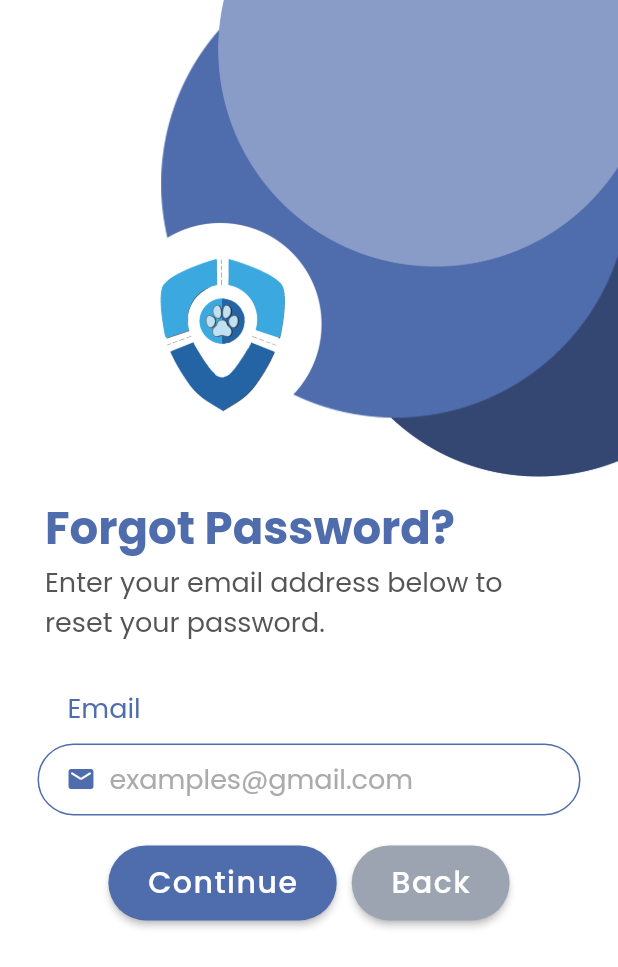
After one commit to pransiskaloy/edriver, a Flutter app: the ForgotPassword screen opened directly, on a phone screen of 412 x 824 dp. The commit adds this screen. Shown: the top 967 px of the screen. Run offline on Flutter 3.47's test engine with Material 2 defaults, Android fonts, the phone set to English and light mode, and no system bars; our stand-ins replace assets_audio_player, firebase_auth, firebase_core, firebase_database, firebase_messaging, firebase_storage and 5 more; missing offline and left inert: flutter_geofire, flutter_polyline_points; accounts and stored records are empty.

Commit message:
forgot password

```diff
--- /dev/null
+++ b/lib/authentication/forgotPassword.dart
@@ -0,0 +1,212 @@
+import 'package:firebase_auth/firebase_auth.dart';
+import 'package:flutter/material.dart';
+import 'package:fluttertoast/fluttertoast.dart';
+import 'package:google_fonts/google_fonts.dart';
+
+class ForgotPassword extends StatefulWidget {
+  const ForgotPassword({Key? key}) : super(key: key);
+
+  @override
+  State<ForgotPassword> createState() => _ForgotPasswordState();
+}
+
+class _ForgotPasswordState extends State<ForgotPassword> {
+  TextEditingController emailTextEditingController = TextEditingController();
+
+  validateForm(BuildContext context) async {
+    try {
+      await FirebaseAuth.instance.sendPasswordResetEmail(
+          email: emailTextEditingController.text.trim());
+      showDialog(
+          context: context,
+          builder: (context) {
+            return const AlertDialog(
+              content: Text(
+                  'To reset your password, please follow the steps sent to your email.'),
+            );
+          });
+    } on FirebaseAuthException catch (e) {
+      showDialog(
+          context: context,
+          builder: (context) {
+            return AlertDialog(
+              content: Text(e.message.toString()),
+            );
+          });
+    }
+  }
+
+  @override
+  Widget build(BuildContext context) {
+    return Scaffold(
+      backgroundColor: Colors.white,
+      resizeToAvoidBottomInset: false,
+      body: SafeArea(
+        child: Column(
+          // mainAxisAlignment: MainAxisAlignment.center,
+          children: [
+            Image.asset("images/intro.png"),
+            Align(
+              alignment: Alignment.centerLeft,
+              child: Padding(
+                padding: const EdgeInsets.only(left: 30.0),
+                child: Text(
+                  "Forgot Password?",
+                  textAlign: TextAlign.left,
+                  style: GoogleFonts.poppins(
+                    fontWeight: FontWeight.bold,
+                    fontSize: 30,
+                    textStyle: const TextStyle(
+                      color: Color(0xFF4F6CAD),
+                    ),
+                  ),
+                ),
+              ),
+            ),
+            Align(
+              alignment: Alignment.centerLeft,
+              child: Padding(
+                padding: const EdgeInsets.symmetric(horizontal: 30.0),
+                child: Text(
+                  "Enter your email address below to reset your password.",
+                  textAlign: TextAlign.left,
+                  style: GoogleFonts.poppins(
+                    fontSize: 18,
+                    textStyle: const TextStyle(
+                      color: Color.fromARGB(255, 85, 85, 85),
+                    ),
+                  ),
+                ),
+              ),
+            ),
+            const SizedBox(
+              height: 30,
+            ),
+            Align(
+              alignment: Alignment.centerLeft,
+              child: Padding(
+                padding: const EdgeInsets.only(left: 45.0),
+                child: Text(
+                  "Email",
+                  textAlign: TextAlign.left,
+                  style: GoogleFonts.poppins(
+                    fontSize: 18,
+                    textStyle: const TextStyle(
+                      color: Color(0xFF4F6CAD),
+                    ),
+                  ),
+                ),
+              ),
+            ),
+            const SizedBox(height: 10),
+            Padding(
+              padding: const EdgeInsets.symmetric(horizontal: 25),
+              child: TextField(
+                controller: emailTextEditingController,
+                keyboardType: TextInputType.emailAddress,
+                decoration: InputDecoration(
+                    prefixIcon: const Padding(
+                      padding: EdgeInsets.only(left: 10.0),
+                      child: Icon(
+                        Icons.mail_rounded,
+                        color: Color(0xFF4F6CAD),
+                        size: 20,
+                      ),
+                    ),
+                    contentPadding: const EdgeInsets.only(left: 30),
+                    border: OutlineInputBorder(
+                      borderRadius: BorderRadius.circular(40.0),
+                    ),
+                    enabledBorder: const OutlineInputBorder(
+                      borderRadius: BorderRadius.all(Radius.circular(40.0)),
+                      borderSide: BorderSide(color: Color(0xFF4F6CAD)),
+                    ),
+                    focusedBorder: const OutlineInputBorder(
+                      borderRadius: BorderRadius.all(Radius.circular(40.0)),
+                      borderSide: BorderSide(color: Color(0xFF4F6CAD)),
+                    ),
+                    filled: true,
+                    hintText: "examples@gmail.com",
+                    hintStyle: GoogleFonts.poppins(
+                      fontSize: 18,
+                      textStyle: const TextStyle(
+                        color: Color.fromARGB(255, 172, 170, 170),
+                      ),
+                    ),
+                    labelStyle: const TextStyle(
+                      color: Color(0xFF4F6CAD),
+                      fontSize: 18,
+                    ),
+                    fillColor: Colors.white70),
+              ),
+            ),
+            const SizedBox(height: 20),
+            Align(
+              alignment: Alignment.center,
+              child: Row(
+                mainAxisAlignment: MainAxisAlignment.center,
+                children: [
+                  ElevatedButton(
+                    onPressed: () {
+                      validateForm(context);
+                    },
+                    style: ElevatedButton.styleFrom(
+                      primary: const Color(0xFF4F6CAD),
+                      shape: RoundedRectangleBorder(
+                        borderRadius: BorderRadius.circular(50), // <-- Radius
+                      ),
+                    ),
+                    child: Container(
+                      margin: const EdgeInsets.symmetric(horizontal: 10),
+                      alignment: Alignment.center,
+                      // width: MediaQuery.of(context).size.width * .4,
+                      padding: const EdgeInsets.symmetric(vertical: 10.0),
+                      child: Text(
+                        "Continue",
+                        style: GoogleFonts.poppins(
+                          textStyle: const TextStyle(
+                            letterSpacing: 1,
+                            fontSize: 20,
+                          ),
+                        ),
+                      ),
+                    ),
+                  ),
+                  const SizedBox(
+                    width: 10,
+                  ),
+                  ElevatedButton(
+                    onPressed: () {
+                      Navigator.pop(context);
+                    },
+                    style: ElevatedButton.styleFrom(
+                      primary: const Color.fromARGB(255, 157, 164, 177),
+                      shape: RoundedRectangleBorder(
+                        borderRadius: BorderRadius.circular(50), // <-- Radius
+                      ),
+                    ),
+                    child: Container(
+                      margin: const EdgeInsets.symmetric(horizontal: 10),
+                      alignment: Alignment.center,
+                      // width: MediaQuery.of(context).size.width * .4,
+                      padding: const EdgeInsets.symmetric(vertical: 10.0),
+                      child: Text(
+                        "Back",
+                        style: GoogleFonts.poppins(
+                          textStyle: const TextStyle(
+                            letterSpacing: 1,
+                            fontSize: 20,
+                          ),
+                        ),
+                      ),
+                    ),
+                  ),
+                ],
+              ),
+            ),
+          ],
+        ),
+      ),
+    );
+  }
+}
--- a/lib/authentication/login_screen.dart
+++ b/lib/authentication/login_screen.dart
@@ -5,6 +5,7 @@ import 'package:firebase_auth/firebase_auth.dart';
 import 'package:firebase_database/firebase_database.dart';
 import 'package:flutter/material.dart';
 import 'package:google_fonts/google_fonts.dart';
+import 'package:edriver/authentication/forgotPassword.dart';
 
 import '../global/global.dart';
 import '../widgets/progress_dialog.dart';
@@ -21,7 +22,8 @@ class _LoginScreenState extends State<LoginScreen> {
   TextEditingController passwordTextEditingController = TextEditingController();
   bool _passwordVisible = false;
   validateForm(BuildContext context) {
-    if (!emailTextEditingController.text.contains("@") || !emailTextEditingController.text.contains(".")) {
+    if (!emailTextEditingController.text.contains("@") ||
+        !emailTextEditingController.text.contains(".")) {
       showToaster(context, "Please enter a valid email", 'fail');
     } else if (passwordTextEditingController.text.isNotEmpty) {
       if (passwordTextEditingController.text.length < 6) {
@@ -56,7 +58,8 @@ class _LoginScreenState extends State<LoginScreen> {
     }))
         .user;
     if (firebaseUser != null) {
-      DatabaseReference driversRef = FirebaseDatabase.instance.ref().child("drivers");
+      DatabaseReference driversRef =
+          FirebaseDatabase.instance.ref().child("drivers");
       driversRef.child(firebaseUser.uid).once().then((driverKey) {
         final snap = driverKey.snapshot;
         if (snap.value != null) {
@@ -66,7 +69,8 @@ class _LoginScreenState extends State<LoginScreen> {
         } else {
           fAuth.signOut();
           showToaster(context, "No record exist with this credential.", "fail");
-          Navigator.push(context, MaterialPageRoute(builder: (c) => const LoginScreen()));
+          Navigator.push(
+              context, MaterialPageRoute(builder: (c) => const LoginScreen()));
         }
       });
     } else {
@@ -82,9 +86,12 @@ class _LoginScreenState extends State<LoginScreen> {
       SnackBar(
         content: Text(
           str,
-          style: status == "success" ? const TextStyle(color: Colors.green, fontSize: 15) : const TextStyle(color: Colors.red, fontSize: 15),
+          style: status == "success"
+              ? const TextStyle(color: Colors.green, fontSize: 15)
+              : const TextStyle(color: Colors.red, fontSize: 15),
         ),
-        action: SnackBarAction(label: 'Close', onPressed: scaffold.hideCurrentSnackBar),
+        action: SnackBarAction(
+            label: 'Close', onPressed: scaffold.hideCurrentSnackBar),
       ),
     );
   }
@@ -166,7 +173,9 @@ class _LoginScreenState extends State<LoginScreen> {
                       child: IconButton(
                         icon: Icon(
                           // Based on passwordVisible state choose the icon
-                          _passwordVisible ? Icons.visibility : Icons.visibility_off,
+                          _passwordVisible
+                              ? Icons.visibility
+                              : Icons.visibility_off,
                           color: const Color(0xFF4F6CAD),
                           size: 20,
                         ),
@@ -200,23 +209,29 @@ class _LoginScreenState extends State<LoginScreen> {
                     fillColor: Colors.white70),
               ),
             ),
-            // Padding(
-            //   padding: const EdgeInsets.only(right: 45),
-            //   child: Row(
-            //     mainAxisAlignment: MainAxisAlignment.end,
-            //     children: [
-            //       Text(
-            //         "Forgot Password",
-            //         style: GoogleFonts.poppins(
-            //           textStyle: const TextStyle(
-            //             fontSize: 15,
-            //             color: Color(0xFF4F6CAD),
-            //           ),
-            //         ),
-            //       ),
-            //     ],
-            //   ),
-            // ),
+            GestureDetector(
+              child: Padding(
+                padding: const EdgeInsets.only(right: 45),
+                child: Row(
+                  mainAxisAlignment: MainAxisAlignment.end,
+                  children: [
+                    Text(
+                      "Forgot Password",
+                      style: GoogleFonts.poppins(
+                        textStyle: const TextStyle(
+                          fontSize: 15,
+                          color: Color(0xFF4F6CAD),
+                        ),
+                      ),
+                    ),
+                  ],
+                ),
+              ),
+              onTap: () {
+                Navigator.push(context,
+                    MaterialPageRoute(builder: (c) => ForgotPassword()));
+              },
+            ),
             const SizedBox(
               height: 25,
             ),
@@ -235,11 +250,17 @@ class _LoginScreenState extends State<LoginScreen> {
                 TextButton(
                   child: Text("Sign Up here",
                       style: GoogleFonts.poppins(
-                        textStyle: const TextStyle(color: Color(0xFF4F6CAD), fontSize: 17, fontWeight: FontWeight.bold),
+                        textStyle: const TextStyle(
+                            color: Color(0xFF4F6CAD),
+                            fontSize: 17,
+                            fontWeight: FontWeight.bold),
                       )),
                   onPressed: () {
                     Navigator.of(context).pop();
-                    Navigator.push(context, MaterialPageRoute(builder: (c) => const SignUpScreen()));
+                    Navigator.push(
+                        context,
+                        MaterialPageRoute(
+                            builder: (c) => const SignUpScreen()));
                   },
                 ),
               ],
--- a/lib/mainScreens/home.dart
+++ b/lib/mainScreens/home.dart
@@ -87,28 +87,44 @@ class _HomeState extends State<Home> {
                         color: Colors.white,
                         image: 'images/new_trip.png',
                         onTap: () {
-                          DatabaseReference uploadImager = FirebaseDatabase.instance.ref('drivers/${currentFirebaseUser!.uid}/ImagesUploaded');
+                          DatabaseReference uploadImager =
+                              FirebaseDatabase.instance.ref(
+                                  'drivers/${currentFirebaseUser!.uid}/ImagesUploaded');
 
                           uploadImager.once().then((snap) async {
+                            print(snap.snapshot.value);
+                            print("pressed");
                             if (snap.snapshot.value != null) {
                               String status = snap.snapshot.value.toString();
                               if (status == 'notyet') {
-                                var response = await showDialog(context: context, barrierDismissible: false, builder: (BuildContext context) => TripCancelationDialog());
+                                var response = await showDialog(
+                                    context: context,
+                                    barrierDismissible: false,
+                                    builder: (BuildContext context) =>
+                                        TripCancelationDialog());
                               } else {
-                                DatabaseReference driverStatus = FirebaseDatabase.instance.ref('drivers/${currentFirebaseUser!.uid}/status');
+                                DatabaseReference driverStatus =
+                                    FirebaseDatabase.instance.ref(
+                                        'drivers/${currentFirebaseUser!.uid}/status');
                                 driverStatus.once().then((snap) async {
                                   if (snap.snapshot.value != null) {
-                                    String status = snap.snapshot.value.toString();
+                                    String status =
+                                        snap.snapshot.value.toString();
                                     if (status == 'active') {
                                       Navigator.of(context).pop();
-                                      Navigator.of(context).push(MaterialPageRoute(builder: (BuildContext context) => HomeTabPage()));
+                                      Navigator.of(context).push(
+                                          MaterialPageRoute(
+                                              builder: (BuildContext context) =>
+                                                  HomeTabPage()));
                                     } else if (status == 'forApproval') {
                                       var response = await showDialog(
                                           context: context,
                                           barrierDismissible: false,
-                                          builder: (BuildContext context) => TripDecline(
+                                          builder: (BuildContext context) =>
+                                              TripDecline(
                                                 title: 'Important Notification',
-                                                description: 'Your Account is currently for approval',
+                                                description:
+                                                    'Your Account is currently for approval',
                                                 respo: 'forapproval',
                                               ));
                                       if (response == 'forapproval') {
@@ -118,9 +134,11 @@ class _HomeState extends State<Home> {
                                       var response = await showDialog(
                                           context: context,
                                           barrierDismissible: false,
-                                          builder: (BuildContext context) => TripDecline(
+                                          builder: (BuildContext context) =>
+                                              TripDecline(
                                                 title: 'Important Notification',
-                                                description: 'Your Account is currently for Restricted',
+                                                description:
+                                                    'Your Account is currently for Restricted',
                                                 respo: 'restricted',
                                               ));
                                       if (response == 'restricted') {
@@ -139,7 +157,9 @@ class _HomeState extends State<Home> {
                         color: Colors.white,
                         image: 'images/history.png',
                         onTap: () {
-                          Navigator.of(context).push(MaterialPageRoute(builder: (BuildContext context) => const RatingsTabPage()));
+                          Navigator.of(context).push(MaterialPageRoute(
+                              builder: (BuildContext context) =>
+                                  const RatingsTabPage()));
                         },
                       ),
                     ],
@@ -176,10 +196,16 @@ class _HomeState extends State<Home> {
                         color: Colors.white,
                         image: 'images/user.png',
                         onTap: () {
-                          Navigator.of(context).push(MaterialPageRoute(builder: (BuildContext context) => ProfileTabPage()));
+                          Navigator.of(context).push(MaterialPageRoute(
+                              builder: (BuildContext context) =>
+                                  ProfileTabPage()));
                         },
                       ),
-                      buildPetCategory(category: 'Support', color: Colors.white, image: 'images/customer-service.png', onTap: () {}),
+                      buildPetCategory(
+                          category: 'Support',
+                          color: Colors.white,
+                          image: 'images/customer-service.png',
+                          onTap: () {}),
                     ],
                   ),
                   Row(
@@ -205,7 +231,8 @@ class _HomeState extends State<Home> {
     );
   }
 
-  Widget buildPetCategory({String? category, String? image, Color? color, onTap}) {
+  Widget buildPetCategory(
+      {String? category, String? image, Color? color, onTap}) {
     return Expanded(
       child: GestureDetector(
         onTap: onTap,
```
